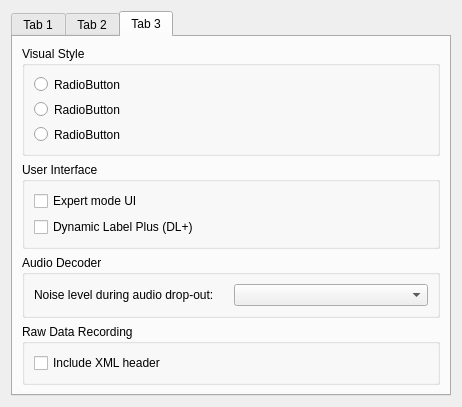
First picture: the form in gui/setupdialog.ui, repository KejPi/AbracaDABra, before the edit.
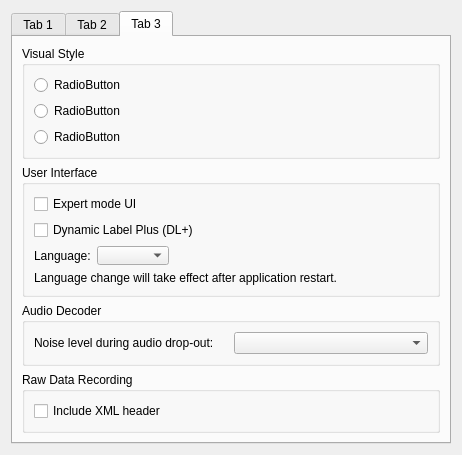
Second picture: the form after the edit. The open tabs and pages were chosen to show the change.

Commit message: UI language can be set from Settings dialog (restart required, default is system language), translation files updated, Czech translation complete

Diff of the .ui file:
```diff
--- a/gui/setupdialog.ui
+++ b/gui/setupdialog.ui
@@ -7,7 +7,7 @@
     <x>0</x>
     <y>0</y>
     <width>462</width>
-    <height>407</height>
+    <height>455</height>
    </rect>
   </property>
   <property name="minimumSize">
@@ -891,6 +891,43 @@
             </property>
            </widget>
           </item>
+          <item>
+           <layout class="QHBoxLayout" name="horizontalLayout_10">
+            <item>
+             <widget class="QLabel" name="langLabel">
+              <property name="text">
+               <string>Language:</string>
+              </property>
+             </widget>
+            </item>
+            <item>
+             <widget class="QComboBox" name="langComboBox"/>
+            </item>
+            <item>
+             <spacer name="horizontalSpacer_3">
+              <property name="orientation">
+               <enum>Qt::Horizontal</enum>
+              </property>
+              <property name="sizeHint" stdset="0">
+               <size>
+                <width>40</width>
+                <height>20</height>
+               </size>
+              </property>
+             </spacer>
+            </item>
+           </layout>
+          </item>
+          <item>
+           <widget class="QLabel" name="langWarningLabel">
+            <property name="text">
+             <string notr="true">Language change will take effect after application restart.</string>
+            </property>
+            <property name="wordWrap">
+             <bool>false</bool>
+            </property>
+           </widget>
+          </item>
          </layout>
         </widget>
        </item>
```
Left out of the diff: 4 changed lines with no effect on the pictures. The commit also changes 7 other files.
